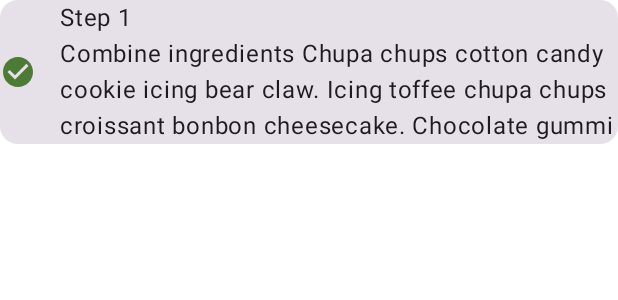
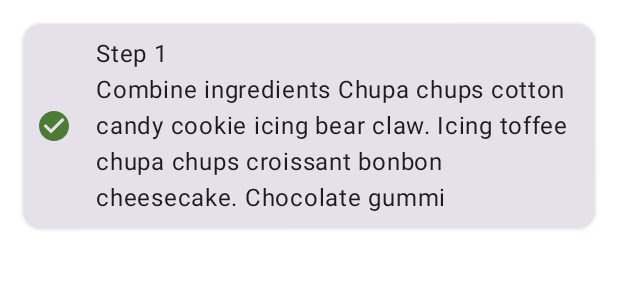
Before and after one commit to tgsse/cookbook, an Android app built with Jetpack Compose: the @Preview function RecipeDetailsInstructionsPreview, on a phone screen of 412 x 824 dp. Shown: the top 300 px of the screen. Run offline under Robolectric (Android 15) with nearby library versions, the phone set to English and light mode, and no system bars.

Commit message:
finished recipe details

```diff
--- a/app/src/main/java/com/ix/cookbook/screens/recipes/details/RecipeDetailsInstructions.kt
+++ b/app/src/main/java/com/ix/cookbook/screens/recipes/details/RecipeDetailsInstructions.kt
@@ -1,12 +1,19 @@
 package com.ix.cookbook.screens.recipes.details
 
+import androidx.compose.foundation.layout.Arrangement
 import androidx.compose.foundation.layout.Column
+import androidx.compose.foundation.layout.PaddingValues
 import androidx.compose.foundation.layout.Row
 import androidx.compose.foundation.layout.Spacer
+import androidx.compose.foundation.layout.fillMaxWidth
+import androidx.compose.foundation.layout.padding
 import androidx.compose.foundation.layout.width
+import androidx.compose.foundation.lazy.LazyColumn
+import androidx.compose.foundation.lazy.items
 import androidx.compose.material.icons.Icons
 import androidx.compose.material.icons.filled.CheckCircle
 import androidx.compose.material3.Card
+import androidx.compose.material3.CardDefaults
 import androidx.compose.material3.Icon
 import androidx.compose.material3.MaterialTheme
 import androidx.compose.material3.Text
@@ -15,8 +22,10 @@
 import androidx.compose.ui.Modifier
 import androidx.compose.ui.res.stringResource
 import androidx.compose.ui.tooling.preview.Preview
+import androidx.compose.ui.unit.dp
 import com.ix.cookbook.R
 import com.ix.cookbook.data.models.AnalyzedInstruction
+import com.ix.cookbook.data.models.Step
 import com.ix.cookbook.data.models.dummyRecipe
 import com.ix.cookbook.ui.theme.Colors
 import com.ix.cookbook.ui.theme.CookbookTheme
@@ -24,11 +33,26 @@
 
 @Composable
 fun RecipeDetailsInstructions(instructions: List<AnalyzedInstruction>) {
-    instructions.forEach {
-        it.steps.forEach { step ->
-            Card() {
+    val steps = mutableListOf<Step>()
+    instructions.forEach { instruction ->
+        steps += instruction.steps
+    }
+
+    LazyColumn(
+        contentPadding = PaddingValues(all = MaterialTheme.spacing.m),
+        verticalArrangement = Arrangement.spacedBy(MaterialTheme.spacing.s),
+    ) {
+        items(steps) { step ->
+            Card(
+                elevation = CardDefaults.cardElevation(2.dp),
+                modifier = Modifier
+                    .fillMaxWidth(),
+            ) {
                 Row(
                     verticalAlignment = Alignment.CenterVertically,
+                    modifier = Modifier
+                        .padding(all = MaterialTheme.spacing.s)
+                        .fillMaxWidth(),
                 ) {
                     Icon(
                         imageVector = Icons.Filled.CheckCircle,
@@ -37,7 +61,12 @@
                     )
                     Spacer(Modifier.width(MaterialTheme.spacing.m))
                     Column {
-                        Text(text = stringResource(id = R.string.label_step_number, step.number))
+                        Text(
+                            text = stringResource(
+                                id = R.string.label_step_number,
+                                step.number,
+                            ),
+                        )
                         Text(text = step.step)
                     }
                 }
```
